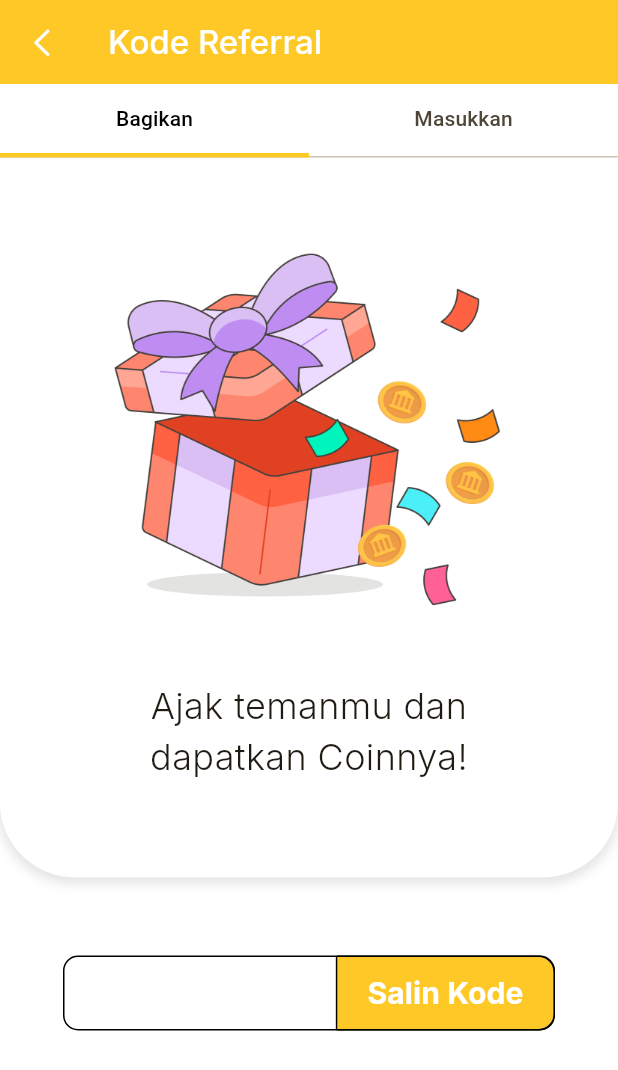
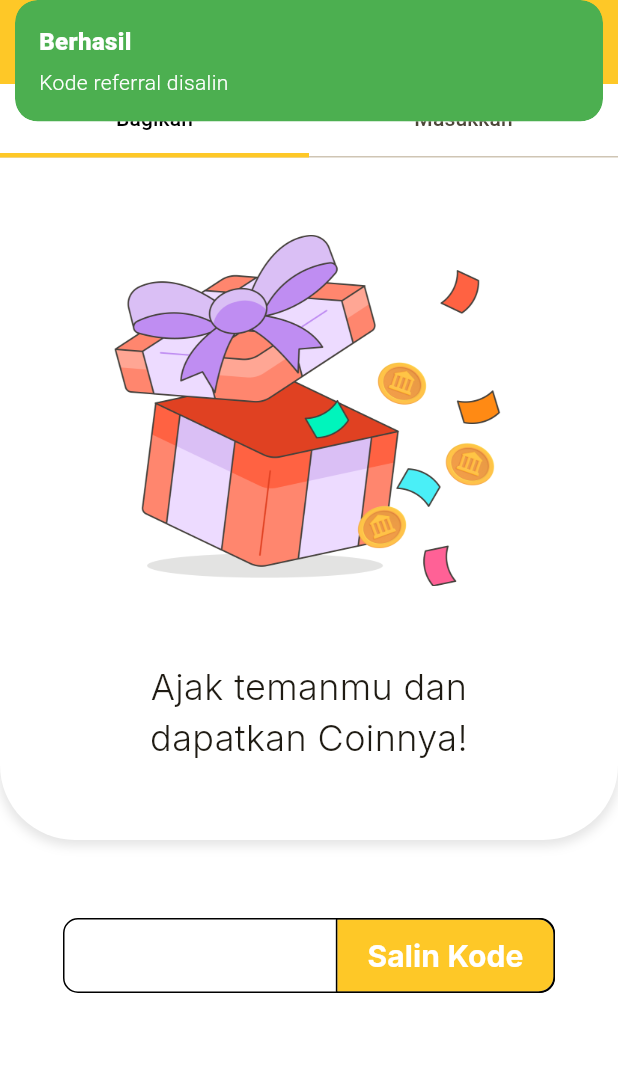
Before and after one commit to rian1504/ParkQuest-Parkir-Gamifikasi, a Flutter app: the KodeReferral screen opened by its route, after a tap on "Salin Kode", on a phone screen of 412 x 824 dp. Shown: the top 1070 px of the screen. Run offline on Flutter 3.47's test engine with Material 3 defaults, Android fonts, the phone set to English and light mode, and no system bars; our stand-ins replace flutter_dotenv, flutter_rating_bar, get, get_storage, google_fonts, google_maps_flutter and 3 more; missing offline and left inert: show_hide_password; accounts and stored records are empty; network calls fail; project files that could hold a hidden picture were left out.

Commit message:
Fix bug Memperbaiki overflow pada halaman dashboard, Memperbaiki overflow pada halaman daftar rekomendasi di detail parkir, Memperbaiki overflow pada halaman kode referral, Memperbaiki pemanggilan gambar hero pada halaman detail shop, Memperbaiki pemanggilan gambar pada halaman inventory, Memanggil ulang data maps di halaman pencarian parkir, Memanggil ulang data maps di halaman rekomendasi parkir, Memanggil ulang data maps di halaman survey, Memperbaiki tipe keyboard pada halaman register, Memperbaiki overflow dan pemanggilan gambar pada halaman shop

```diff
--- a/lib/constants.dart
+++ b/lib/constants.dart
@@ -5,8 +5,8 @@
 // ambil ipv4 untuk baseUrl
 
 // String baseUrl = 'http://127.0.0.1:8000/';
-String baseUrl = 'http://192.168.1.4:8000/';
-// String baseUrl = 'https://parkquest.site/';
+// String baseUrl = 'http://192.168.1.4:8000/';
+String baseUrl = 'https://parkquest.site/';
 String apiUrl = '${baseUrl}api/';
 String storageUrl = '${baseUrl}storage/';
 var headers = {'Accept': 'application/json'};
--- a/lib/pages/detail_parkir.dart
+++ b/lib/pages/detail_parkir.dart
@@ -138,7 +138,7 @@ class _DetailParkirState extends State<DetailParkir> {
                     children: [
                       // Catatan
                       SizedBox(
-                        width: 250,
+                        width: 225,
                         child: Text(
                           description,
                           maxLines: 1,
--- a/lib/pages/inventory.dart
+++ b/lib/pages/inventory.dart
@@ -356,14 +356,14 @@ class _InventoryState extends State<Inventory> {
                       ),
                       // Avatar
                       Positioned(
-                        bottom: 20,
+                        bottom: 40,
                         left: 0,
                         right: 0,
                         child: Align(
                           alignment: Alignment.topCenter,
                           child: SizedBox(
-                            width: 100,
-                            height: 100,
+                            width: 50,
+                            height: 50,
                             child: Image.network(
                               storageUrl + data.avatarImage,
                               fit: BoxFit.cover,
--- a/lib/pages/kode_referral.dart
+++ b/lib/pages/kode_referral.dart
@@ -1,4 +1,5 @@
 import 'package:flutter/material.dart';
+import 'package:flutter/services.dart';
 import 'package:get/get.dart';
 import 'package:google_fonts/google_fonts.dart';
 import 'package:flutter/cupertino.dart';
@@ -78,11 +79,12 @@ class _KodeReferralState extends State<KodeReferral> {
               child: TabBarView(
                 children: [
                   // Tab Bagikan
-                  Column(
+                  SingleChildScrollView(
+                    child: Column(
                       children: [
                         // Container
                         _buildContainer(
-                        480,
+                          455,
                           Column(
                             mainAxisAlignment: MainAxisAlignment.center,
                             crossAxisAlignment: CrossAxisAlignment.center,
@@ -138,7 +140,19 @@ class _KodeReferralState extends State<KodeReferral> {
                                 SizedBox(
                                   height: double.infinity,
                                   child: TextButton(
-                                  onPressed: () {},
+                                    onPressed: () {
+                                      Clipboard.setData(ClipboardData(
+                                        text: _referralcodecontroller
+                                            .referralCode.value,
+                                      ));
+                                      Get.snackbar(
+                                        'Berhasil',
+                                        'Kode referral disalin',
+                                        snackPosition: SnackPosition.TOP,
+                                        backgroundColor: Colors.green,
+                                        colorText: Colors.white,
+                                      );
+                                    },
                                     style: TextButton.styleFrom(
                                       backgroundColor: Color(0xFFFEC827),
                                       side: BorderSide(
@@ -171,13 +185,14 @@ class _KodeReferralState extends State<KodeReferral> {
                         ),
                       ],
                     ),
+                  ),
                   // Tab Masukkan
                   SingleChildScrollView(
                     child: Column(
                       children: [
                         // Container
                         _buildContainer(
-                          350,
+                          300,
                           Column(
                             mainAxisAlignment: MainAxisAlignment.center,
                             crossAxisAlignment: CrossAxisAlignment.center,
--- a/lib/pages/pencarian_parkir.dart
+++ b/lib/pages/pencarian_parkir.dart
@@ -28,6 +28,12 @@ class _PencarianParkir extends State<PencarianParkir> {
   // Park Area
   final ParkSearchController _parksearchcontroller =
       Get.put(ParkSearchController());
+
+  @override
+  initState() {
+    super.initState();
+    _parksearchcontroller.parkArea();
+  }
 
   // Card
   Widget _buildCard(String title, String status, int id) {
--- a/lib/pages/rekomendasi_parkir.dart
+++ b/lib/pages/rekomendasi_parkir.dart
@@ -28,6 +28,12 @@ class _RekomendasiParkir extends State<RekomendasiParkir> {
   // Park Area
   final ParkRecommendationController _parkrecommendationcontroller =
       Get.put(ParkRecommendationController());
+
+  @override
+  initState() {
+    super.initState();
+    _parkrecommendationcontroller.parkArea();
+  }
 
   // Card
   Widget _buildCard(String title, String status, int id) {
```
Also changed, not shown: lib/pages/dashboard.dart (+5 -11 lines), lib/pages/detail_avatar.dart (+5 -2 lines), lib/pages/register.dart (+16 -11 lines), lib/pages/shop.dart (+11 -3 lines), lib/pages/survey.dart (+12 -1 lines). Lines whose indentation alone changed are shown as unchanged.
